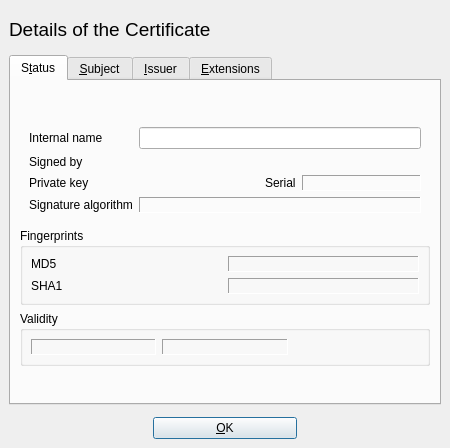
Above: ui/CertDetail.ui from chris2511/xca before the change. Below: the same form after it.
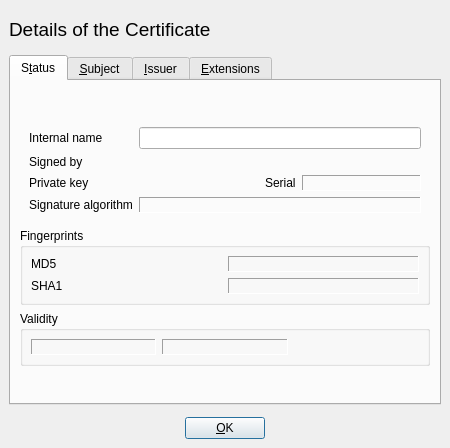
That is the form after the change. Custom widgets are drawn as their Qt base class.

What changed in the file:
```diff
--- a/ui/CertDetail.ui
+++ b/ui/CertDetail.ui
@@ -442,16 +442,8 @@
       </spacer>
      </item>
      <item>
-      <widget class="QPushButton" name="but_ok" >
-       <property name="sizePolicy" >
-        <sizepolicy>
-         <hsizetype>7</hsizetype>
-         <vsizetype>0</vsizetype>
-         <horstretch>0</horstretch>
-         <verstretch>0</verstretch>
-        </sizepolicy>
-       </property>
-       <property name="text" >
+      <widget class="QPushButton" name="but_ok">
+       <property name="text">
         <string>&amp;OK</string>
        </property>
       </widget>
```
Left out of the diff: 337 changed lines with no effect on the pictures.
